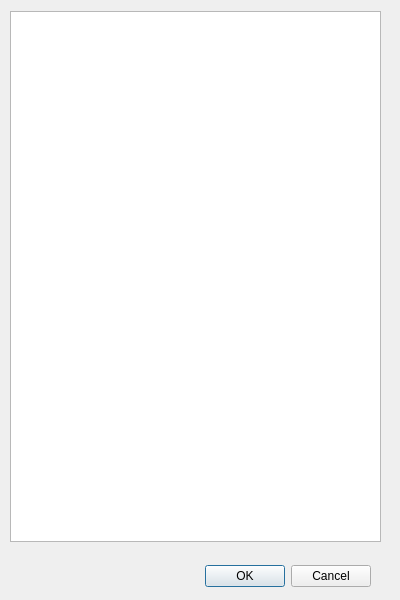
First picture: the form in TeamBdbTool/form/committodbdialog.ui, repository FormSeher/formseher, before the edit.
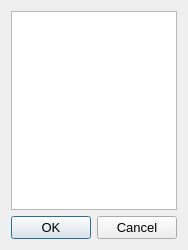
Second picture: the form after the edit.

Commit message: reformated forms. added full resize functionality for all forms.

What changed in the file:
```diff
--- a/TeamBdbTool/form/committodbdialog.ui
+++ b/TeamBdbTool/form/committodbdialog.ui
@@ -6,39 +6,36 @@
    <rect>
     <x>0</x>
     <y>0</y>
-    <width>400</width>
-    <height>600</height>
+    <width>174</width>
+    <height>250</height>
    </rect>
   </property>
+  <property name="font">
+   <font>
+    <pointsize>10</pointsize>
+   </font>
+  </property>
   <property name="windowTitle">
    <string>Dialog</string>
   </property>
-  <widget class="QDialogButtonBox" name="buttonBox">
-   <property name="geometry">
-    <rect>
-     <x>30</x>
-     <y>560</y>
-     <width>341</width>
-     <height>32</height>
-    </rect>
-   </property>
-   <property name="orientation">
-    <enum>Qt::Horizontal</enum>
-   </property>
-   <property name="standardButtons">
-    <set>QDialogButtonBox::Cancel|QDialogButtonBox::Ok</set>
-   </property>
-  </widget>
-  <widget class="QTextBrowser" name="textBrowser">
-   <property name="geometry">
-    <rect>
-     <x>10</x>
-     <y>11</y>
-     <width>371</width>
-     <height>531</height>
-    </rect>
-   </property>
-  </widget>
+  <property name="modal">
+   <bool>false</bool>
+  </property>
+  <layout class="QGridLayout" name="gridLayout">
+   <item row="0" column="0">
+    <widget class="QTextBrowser" name="textBrowser"/>
+   </item>
+   <item row="1" column="0">
+    <widget class="QDialogButtonBox" name="buttonBox">
+     <property name="orientation">
+      <enum>Qt::Horizontal</enum>
+     </property>
+     <property name="standardButtons">
+      <set>QDialogButtonBox::Cancel|QDialogButtonBox::Ok</set>
+     </property>
+    </widget>
+   </item>
+  </layout>
  </widget>
  <resources/>
  <connections>
```
Left out of the diff: 32 changed lines with no effect on the pictures. The commit also changes 3 other files.
